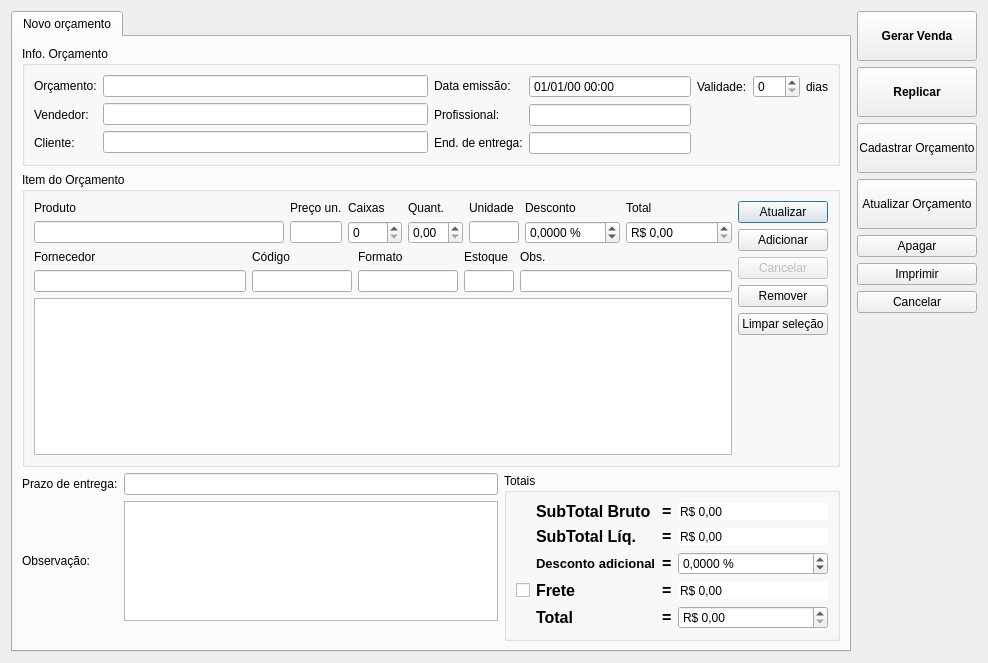
lellisls/ERP-STACCATO, file ui/orcamento.ui: the form before one commit.
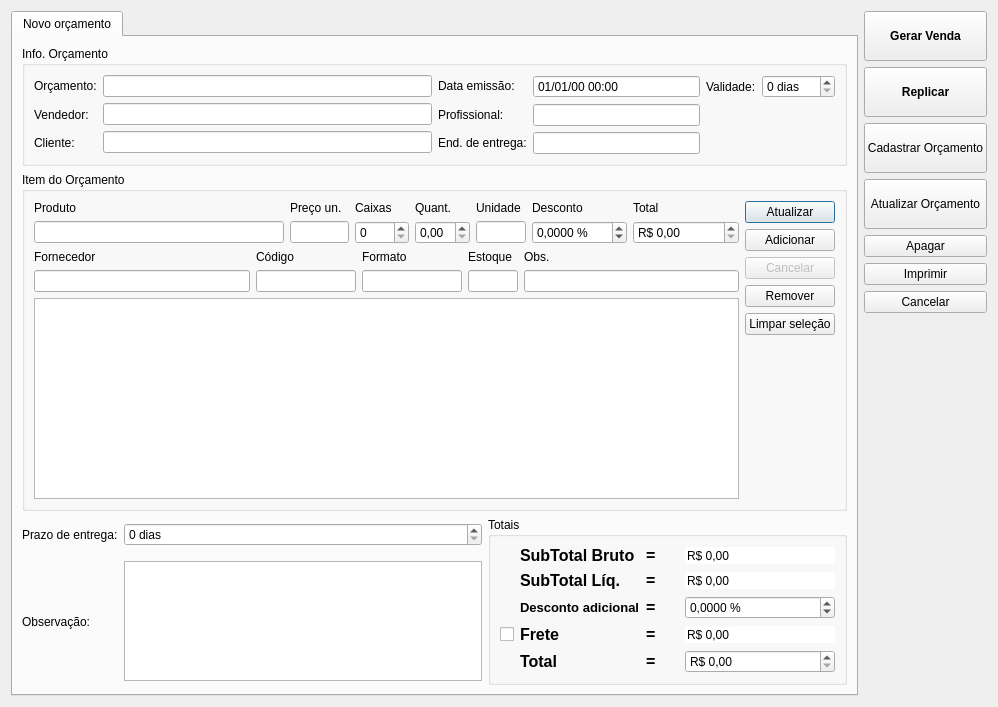
The form after the commit. Custom widgets are drawn as their Qt base class.

Commit message: Alterações visuais em Orcamento/Venda

Patch:
```diff
--- a/ui/orcamento.ui
+++ b/ui/orcamento.ui
@@ -9,8 +9,8 @@
    <rect>
     <x>0</x>
     <y>0</y>
-    <width>976</width>
-    <height>663</height>
+    <width>998</width>
+    <height>707</height>
    </rect>
   </property>
   <property name="windowTitle">
@@ -332,6 +332,9 @@
                   <property name="toolTip">
                    <string>&lt;html&gt;&lt;head/&gt;&lt;body&gt;&lt;p&gt;Validade em dias do orçamento, contando a partir de hoje&lt;/p&gt;&lt;/body&gt;&lt;/html&gt;</string>
                   </property>
+                  <property name="suffix">
+                   <string> dias</string>
+                  </property>
                   <property name="maximum">
                    <number>365</number>
                   </property>
@@ -340,13 +343,6 @@
                   </property>
                  </widget>
                 </item>
-                <item>
-                 <widget class="QLabel" name="labelValidadeDias">
-                  <property name="text">
-                   <string>dias</string>
-                  </property>
-                 </widget>
-                </item>
                </layout>
               </item>
               <item row="2" column="0">
@@ -844,9 +840,22 @@
         </widget>
        </item>
        <item row="2" column="1">
-        <widget class="QLineEdit" name="lineEditPrazoEntrega"/>
+        <widget class="QSpinBox" name="spinBoxPrazoEntrega">
+         <property name="toolTip">
+          <string>&lt;html&gt;&lt;head/&gt;&lt;body&gt;&lt;p&gt;Validade em dias do orçamento, contando a partir de hoje&lt;/p&gt;&lt;/body&gt;&lt;/html&gt;</string>
+         </property>
+         <property name="suffix">
+          <string> dias</string>
+         </property>
+         <property name="maximum">
+          <number>365</number>
+         </property>
+         <property name="singleStep">
+          <number>1</number>
+         </property>
+        </widget>
        </item>
-       <item row="2" column="2" rowspan="3">
+       <item row="2" column="2" rowspan="2">
         <widget class="QGroupBox" name="groupBox_3">
          <property name="title">
           <string>Totais</string>
```
The commit also changes 1 other file.
